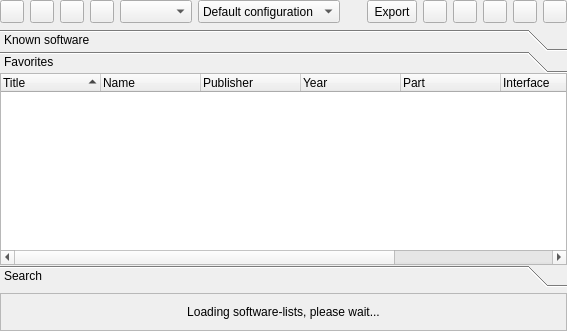
Qt form softwarelist.ui (qmc2/qmc2-mame-fe) before a commit.
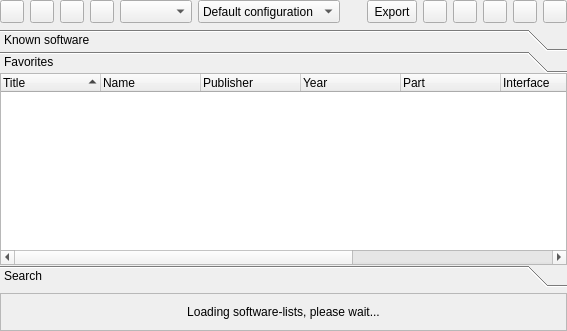
The same form after that commit. The open tabs and pages were chosen to show the change. Icons and pictures are not drawn.

Commit message: imp: software-lists: added a 'supported' column (possible values: yes/no/partially)

```diff
--- a/softwarelist.ui
+++ b/softwarelist.ui
@@ -385,8 +385,8 @@
        <rect>
         <x>0</x>
         <y>0</y>
-        <width>83</width>
-        <height>64</height>
+        <width>557</width>
+        <height>192</height>
        </rect>
       </property>
       <attribute name="icon">
@@ -461,6 +461,11 @@
            <string>List</string>
           </property>
          </column>
+         <column>
+          <property name="text">
+           <string>Supported</string>
+          </property>
+         </column>
          <column>
           <property name="text">
            <string>Device configuration</string>
```
Left out of the diff: 14 changed lines with no effect on the pictures. The commit also changes 23 other files.
